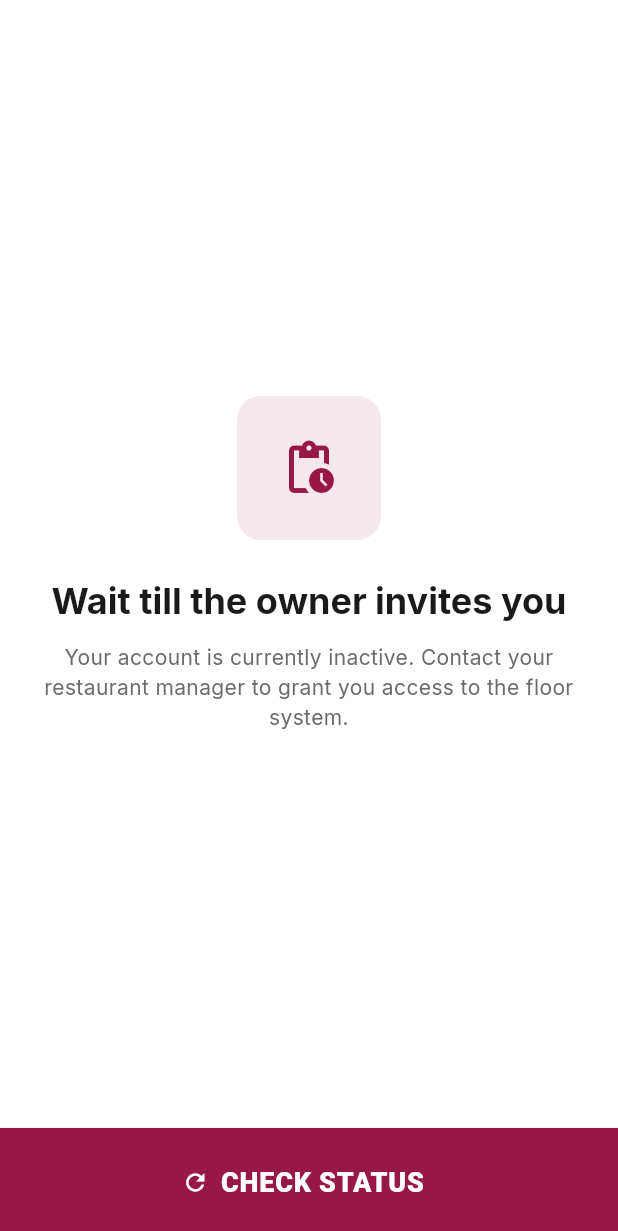
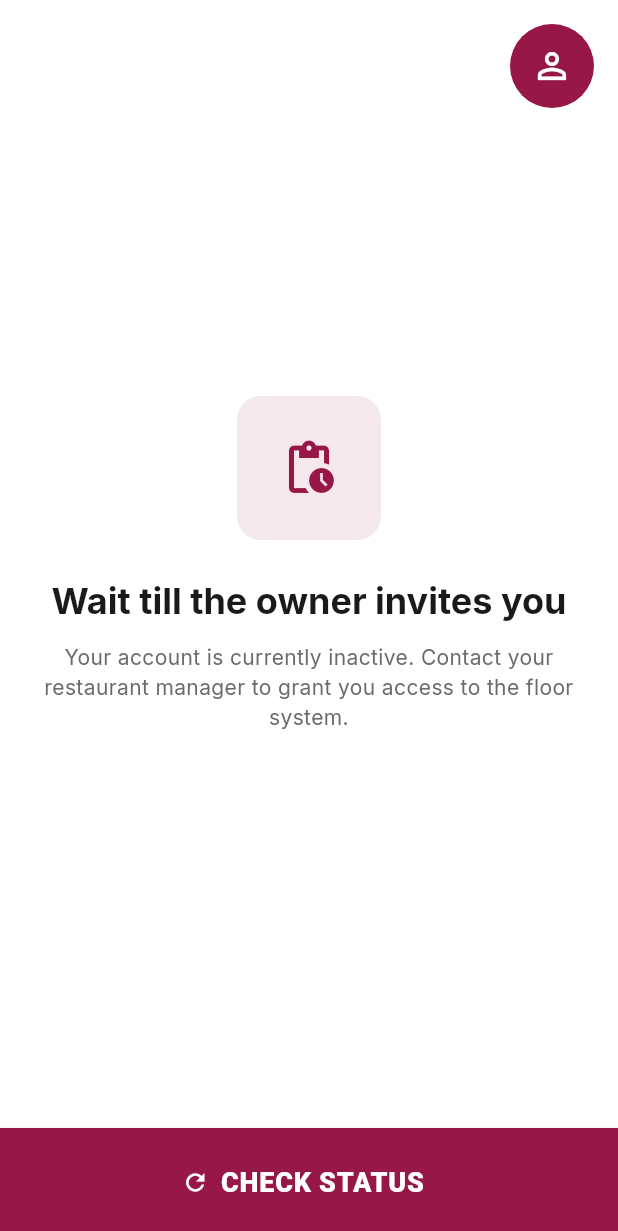
Before and after one commit to 2K-Solutions/KonoFrontend, a Flutter app: the WaitForInviteScreen screen opened by its route, on a phone screen of 412 x 824 dp. Shown: the top 1231 px of the screen. Run offline on Flutter 3.47's test engine with Material 3 defaults, Android fonts, the phone set to English and light mode, and no system bars; our stand-ins replace flutter_riverpod, go_router.

Commit message:
feat: add profile button to wait-for-invite top bar

```diff
--- a/lib/core/routes.dart
+++ b/lib/core/routes.dart
@@ -8,4 +8,5 @@ class AppRoutes {
   static const workerRegister = '/worker/register';
   static const workerLogin = '/worker/login';
   static const workerWaitForInvite = '/worker/wait-for-invite';
+  static const workerProfile = '/worker/profile';
 }
--- a/lib/features/auth/presentation/screens/wait_for_invite_screen.dart
+++ b/lib/features/auth/presentation/screens/wait_for_invite_screen.dart
@@ -12,7 +12,9 @@ class WaitForInviteScreen extends StatelessWidget {
       buttonIcon: Icons.refresh,
       showAppBar: false,
       onButtonPressed: () {},
-      body: Padding(
+      body: Stack(
+        children: [
+          Padding(
             padding: const EdgeInsets.symmetric(horizontal: 24),
             child: Center(
               child: Column(
@@ -45,6 +47,27 @@ class WaitForInviteScreen extends StatelessWidget {
               ),
             ),
           ),
+          Positioned(
+            top: 16,
+            right: 16,
+            child: SizedBox(
+              width: 56,
+              height: 56,
+              child: Material(
+                color: AppColors.primary,
+                shape: const CircleBorder(),
+                child: InkWell(
+                  onTap: () {},
+                  customBorder: const CircleBorder(),
+                  child: const Center(
+                    child: Icon(Icons.person_outline, color: Colors.white, size: 28),
+                  ),
+                ),
+              ),
+            ),
+          ),
+        ],
+      ),
     );
   }
 }
```
Lines whose indentation alone changed are shown as unchanged.
